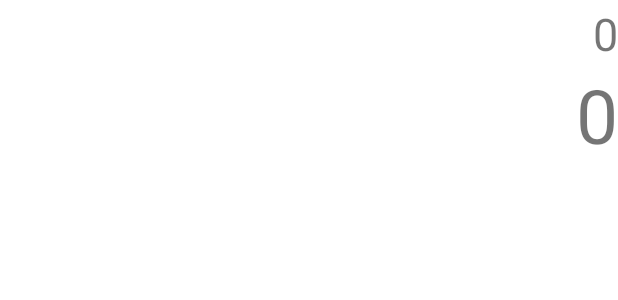
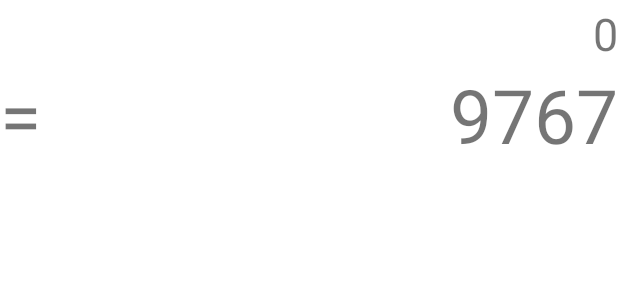
Before and after one commit to iselinsilvana/Calculator, an Android app: the layout calc_result.xml on its own in the app's theme, with its tools: preview values and no code run, on a phone screen of 412 x 824 dp. Shown: the top 300 px of the screen. Run offline under Robolectric (Android 15) with nearby library versions, the phone set to English and light mode, and no system bars.

Commit message:
Almost everything is working. The only thing missing is if a number is pressed after "=", it will appear after the result, and not in stead of it.

```diff
--- a/src/main/res/layout/calc_result.xml
+++ b/src/main/res/layout/calc_result.xml
@@ -17,15 +17,23 @@
             android:maxLines="1"
     />
 
+
+<TableRow android:layout_height="wrap_content" android:layout_width="match_parent">
+    <TextView
+            android:layout_width="wrap_content"
+            android:layout_height="match_parent"
+            android:text="= "
+            android:textSize="50sp"
+    />
     <TextView
             android:id="@+id/tv_userResult"
             android:layout_width="match_parent"
             android:layout_height="wrap_content"
-            android:text="0"
+            android:text="9767"
             android:textSize="50sp"
             android:textAlignment="textEnd"
             android:gravity="end"
     />
-
+</TableRow>
 
 </LinearLayout>
--- a/src/main/res/values/colors.xml
+++ b/src/main/res/values/colors.xml
@@ -1,6 +1,6 @@
 <?xml version="1.0" encoding="utf-8"?>
 <resources>
-    <color name="colorPrimary">#008577</color>
+    <color name="colorPrimary">#3bb4d9</color>
     <color name="colorPrimaryDark">#dadada</color>
     <color name="colorAccent">#D81B60</color>
 
```
Also changed, not shown: src/main/java/neteland/iselin/calculator/MainActivity.kt (+45 -30 lines), src/main/ic_launcher-web.png, src/main/res/mipmap-hdpi/ic_launcher.png, src/main/res/mipmap-hdpi/ic_launcher_foreground.png, src/main/res/mipmap-hdpi/ic_launcher_round.png, src/main/res/mipmap-mdpi/ic_launcher.png, src/main/res/mipmap-mdpi/ic_launcher_foreground.png, src/main/res/mipmap-mdpi/ic_launcher_round.png, src/main/res/mipmap-xhdpi/ic_launcher.png, src/main/res/mipmap-xhdpi/ic_launcher_foreground.png, src/main/res/mipmap-xhdpi/ic_launcher_round.png, src/main/res/mipmap-xxhdpi/ic_launcher.png, src/main/res/mipmap-xxhdpi/ic_launcher_foreground.png, src/main/res/mipmap-xxhdpi/ic_launcher_round.png, 3 more files.
